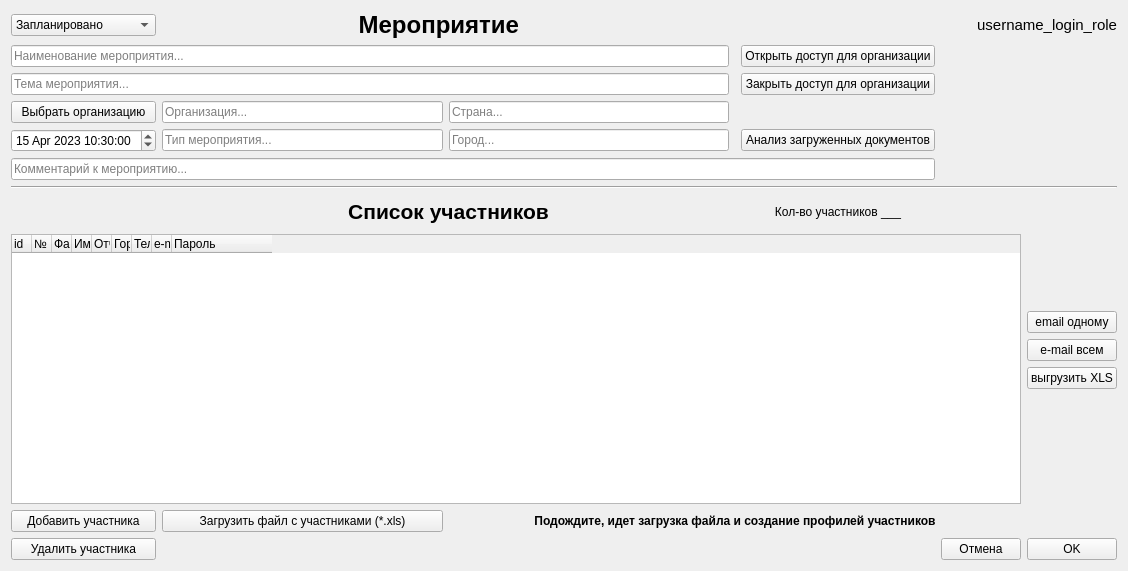
Qt form Ui_designer/Ui_Event.ui (Vsesvet/FastComm) before a commit.
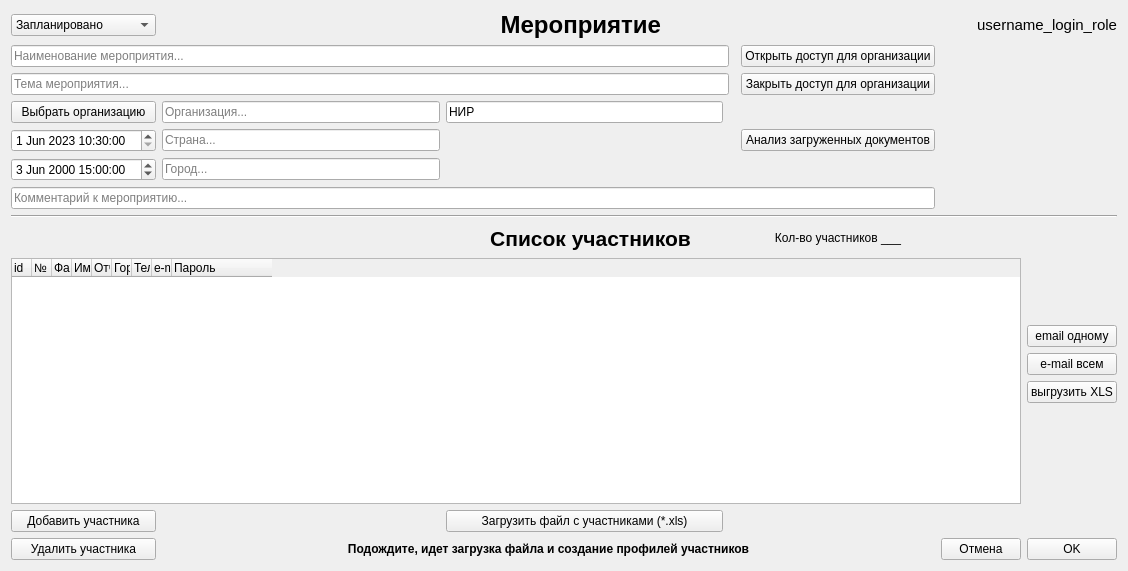
The same form after that commit.

Commit message: Добавлен статус В работе. Изменен период event_DataTime_start (end)

What changed in the file:
```diff
--- a/Ui_designer/Ui_Event.ui
+++ b/Ui_designer/Ui_Event.ui
@@ -14,70 +14,14 @@
    <string>Event</string>
   </property>
   <layout class="QGridLayout" name="gridLayout">
-   <item row="2" column="1" colspan="2">
-    <widget class="QLabel" name="label_Event">
-     <property name="font">
-      <font>
-       <pointsize>18</pointsize>
-       <weight>75</weight>
-       <bold>true</bold>
-       <kerning>true</kerning>
-      </font>
-     </property>
+   <item row="8" column="5">
+    <widget class="QPushButton" name="pushButton_close_access">
      <property name="text">
-      <string>Мероприятие  </string>
+      <string>Закрыть доступ для организации</string>
      </property>
-     <property name="alignment">
-      <set>Qt::AlignCenter</set>
-     </property>
     </widget>
    </item>
-   <item row="11" column="0">
-    <widget class="QDateTimeEdit" name="event_dateTime">
-     <property name="dateTime">
-      <datetime>
-       <hour>10</hour>
-       <minute>30</minute>
-       <second>0</second>
-       <year>2023</year>
-       <month>4</month>
-       <day>15</day>
-      </datetime>
-     </property>
-     <property name="date">
-      <date>
-       <year>2023</year>
-       <month>4</month>
-       <day>15</day>
-      </date>
-     </property>
-    </widget>
-   </item>
-   <item row="7" column="4">
-    <widget class="QPushButton" name="pushButton_open_access">
-     <property name="text">
-      <string>Открыть доступ для организации</string>
-     </property>
-    </widget>
-   </item>
-   <item row="9" column="1">
-    <widget class="QLineEdit" name="lineEdit_selected_organization">
-     <property name="readOnly">
-      <bool>true</bool>
-     </property>
-     <property name="placeholderText">
-      <string>Организация...</string>
-     </property>
-    </widget>
-   </item>
-   <item row="24" column="6">
-    <widget class="QPushButton" name="pushButton_ok">
-     <property name="text">
-      <string>OK</string>
-     </property>
-    </widget>
-   </item>
-   <item row="15" column="0" rowspan="8" colspan="6">
+   <item row="17" column="0" rowspan="8" colspan="7">
     <widget class="QTreeWidget" name="tree_event_participants_list">
      <property name="headerHidden">
       <bool>false</bool>
@@ -144,50 +88,31 @@
      </column>
     </widget>
    </item>
-   <item row="24" column="0">
-    <widget class="QPushButton" name="pushButton_del_event_participant">
+   <item row="26" column="6">
+    <widget class="QPushButton" name="pushButton_cancel">
      <property name="text">
-      <string>Удалить участника</string>
+      <string>Отмена</string>
      </property>
     </widget>
    </item>
-   <item row="23" column="1">
-    <widget class="QPushButton" name="pushButton_load_xls">
-     <property name="whatsThis">
-      <string>Активна только если участников = 0</string>
-     </property>
+   <item row="16" column="5">
+    <widget class="QLabel" name="label_total_participants">
      <property name="text">
-      <string>Загрузить файл с участниками (*.xls)</string>
+      <string>Кол-во участников ___</string>
      </property>
+     <property name="alignment">
+      <set>Qt::AlignCenter</set>
+     </property>
     </widget>
    </item>
-   <item row="11" column="1">
-    <widget class="QLineEdit" name="lineEdit_type_event">
+   <item row="8" column="0" colspan="4">
+    <widget class="QLineEdit" name="lineEdit_event_theme">
      <property name="placeholderText">
-      <string>Тип мероприятия...</string>
+      <string>Тема мероприятия...</string>
      </property>
     </widget>
    </item>
-   <item row="2" column="0">
-    <widget class="QComboBox" name="comboBox_event_status">
-     <item>
-      <property name="text">
-       <string>Запланировано</string>
-      </property>
-     </item>
-     <item>
-      <property name="text">
-       <string>Проведено</string>
-      </property>
-     </item>
-     <item>
-      <property name="text">
-       <string>Отменено</string>
-      </property>
-     </item>
-    </widget>
-   </item>
-   <item row="2" column="4" colspan="3">
+   <item row="2" column="5" colspan="3">
     <widget class="QLabel" name="label_username_login_role">
      <property name="enabled">
       <bool>true</bool>
@@ -212,56 +137,150 @@
      </property>
     </widget>
    </item>
-   <item row="12" column="0" colspan="5">
-    <widget class="QLineEdit" name="lineEdit_event_comment">
-     <property name="placeholderText">
-      <string>Комментарий к мероприятию...</string>
+   <item row="15" column="0" colspan="8">
+    <widget class="Line" name="line">
+     <property name="orientation">
+      <enum>Qt::Horizontal</enum>
      </property>
     </widget>
    </item>
-   <item row="11" column="2">
-    <widget class="QLineEdit" name="lineEdit_event_city">
-     <property name="placeholderText">
-      <string>Город...</string>
+   <item row="2" column="2" colspan="2">
+    <widget class="QLabel" name="label_Event">
+     <property name="font">
+      <font>
+       <pointsize>18</pointsize>
+       <weight>75</weight>
+       <bold>true</bold>
+       <kerning>true</kerning>
+      </font>
      </property>
+     <property name="text">
+      <string>Мероприятие  </string>
+     </property>
+     <property name="alignment">
+      <set>Qt::AlignCenter</set>
+     </property>
     </widget>
    </item>
-   <item row="11" column="4">
+   <item row="26" column="7">
+    <widget class="QPushButton" name="pushButton_ok">
+     <property name="text">
+      <string>OK</string>
+     </property>
+    </widget>
+   </item>
+   <item row="2" column="0">
+    <widget class="QComboBox" name="comboBox_event_status">
+     <item>
+      <property name="text">
+       <string>Запланировано</string>
+      </property>
+     </item>
+     <item>
+      <property name="text">
+       <string>В работе</string>
+      </property>
+     </item>
+     <item>
+      <property name="text">
+       <string>Проведено</string>
+      </property>
+     </item>
+     <item>
+      <property name="text">
+       <string>Отменено</string>
+      </property>
+     </item>
+    </widget>
+   </item>
+   <item row="19" column="7">
+    <widget class="QPushButton" name="pushButton_one_email">
+     <property name="text">
+      <string>email одному</string>
+     </property>
+    </widget>
+   </item>
+   <item row="12" column="5">
     <widget class="QPushButton" name="pushButton_analisis_doc">
      <property name="text">
       <string>Анализ загруженных документов</string>
      </property>
     </widget>
    </item>
-   <item row="23" column="0">
+   <item row="20" column="7">
+    <widget class="QPushButton" name="pushButton_email">
+     <property name="text">
+      <string>e-mail всем</string>
+     </property>
+    </widget>
+   </item>
+   <item row="7" column="0" colspan="4">
+    <widget class="QLineEdit" name="lineEdit_event_name">
+     <property name="placeholderText">
+      <string>Наименование мероприятия...</string>
+     </property>
+    </widget>
+   </item>
+   <item row="7" column="5">
+    <widget class="QPushButton" name="pushButton_open_access">
+     <property name="text">
+      <string>Открыть доступ для организации</string>
+     </property>
+    </widget>
+   </item>
+   <item row="10" column="1">
+    <widget class="QLineEdit" name="lineEdit_selected_organization">
+     <property name="readOnly">
+      <bool>true</bool>
+     </property>
+     <property name="placeholderText">
+      <string>Организация...</string>
+     </property>
+    </widget>
+   </item>
+   <item row="25" column="0">
     <widget class="QPushButton" name="pushButton_add_event_participant">
      <property name="text">
       <string>Добавить участника</string>
      </property>
     </widget>
    </item>
-   <item row="8" column="4">
-    <widget class="QPushButton" name="pushButton_close_access">
-     <property name="text">
-      <string>Закрыть доступ для организации</string>
-     </property>
-    </widget>
-   </item>
-   <item row="19" column="6">
+   <item row="21" column="7">
     <widget class="QPushButton" name="pushButton_download_xls">
      <property name="text">
       <string>выгрузить XLS</string>
      </property>
     </widget>
    </item>
-   <item row="7" column="0" colspan="3">
-    <widget class="QLineEdit" name="lineEdit_event_name">
-     <property name="placeholderText">
-      <string>Наименование мероприятия...</string>
+   <item row="12" column="0">
+    <widget class="QDateTimeEdit" name="event_DateTime_start">
+     <property name="dateTime">
+      <datetime>
+       <hour>10</hour>
+       <minute>30</minute>
+       <second>0</second>
+       <year>2023</year>
+       <month>6</month>
+       <day>1</day>
+      </datetime>
      </property>
+     <property name="date">
+      <date>
+       <year>2023</year>
+       <month>6</month>
+       <day>1</day>
+      </date>
+     </property>
     </widget>
    </item>
-   <item row="14" column="1" colspan="3">
+   <item row="26" column="0">
+    <widget class="QPushButton" name="pushButton_del_event_participant">
+     <property name="text">
+      <string>Удалить участника</string>
+     </property>
+    </widget>
+   </item>
+   <item row="16" column="2" colspan="3">
     <widget class="QLabel" name="label_list_participants">
      <property name="font">
       <font>
@@ -278,81 +297,94 @@
      </property>
     </widget>
    </item>
-   <item row="24" column="5">
-    <widget class="QPushButton" name="pushButton_cancel">
+   <item row="26" column="1" colspan="5">
+    <widget class="QLabel" name="label_wait_load_xls">
+     <property name="font">
+      <font>
+       <weight>75</weight>
+       <bold>true</bold>
+      </font>
+     </property>
+     <property name="autoFillBackground">
+      <bool>true</bool>
+     </property>
      <property name="text">
-      <string>Отмена</string>
+      <string>Подождите, идет загрузка файла и создание профилей участников</string>
      </property>
+     <property name="alignment">
+      <set>Qt::AlignCenter</set>
+     </property>
     </widget>
    </item>
-   <item row="13" column="0" colspan="7">
-    <widget class="Line" name="line">
-     <property name="orientation">
-      <enum>Qt::Horizontal</enum>
+   <item row="14" column="0" colspan="6">
+    <widget class="QLineEdit" name="lineEdit_event_comment">
+     <property name="placeholderText">
+      <string>Комментарий к мероприятию...</string>
      </property>
     </widget>
    </item>
-   <item row="9" column="0">
+   <item row="25" column="2">
+    <widget class="QPushButton" name="pushButton_load_xls">
+     <property name="whatsThis">
+      <string>Активна только если участников = 0</string>
+     </property>
+     <property name="text">
+      <string>Загрузить файл с участниками (*.xls)</string>
+     </property>
+    </widget>
+   </item>
+   <item row="10" column="0">
     <widget class="QPushButton" name="pushButton_select_organization">
      <property name="text">
       <string>Выбрать организацию</string>
      </property>
     </widget>
    </item>
-   <item row="9" column="2">
+   <item row="13" column="0">
+    <widget class="QDateTimeEdit" name="event_DateTime_end">
+     <property name="dateTime">
+      <datetime>
+       <hour>15</hour>
+       <minute>0</minute>
+       <second>0</second>
+       <year>2000</year>
+       <month>6</month>
+       <day>3</day>
+      </datetime>
+     </property>
+     <property name="date">
+      <date>
+       <year>2000</year>
+       <month>6</month>
+       <day>3</day>
+      </date>
+     </property>
+    </widget>
+   </item>
+   <item row="10" column="2">
+    <widget class="QLineEdit" name="lineEdit_type_event">
+     <property name="text">
+      <string>НИР</string>
+     </property>
+     <property name="placeholderText">
+      <string>Тип мероприятия...</string>
+     </property>
+    </widget>
+   </item>
+   <item row="12" column="1">
     <widget class="QLineEdit" name="lineEdit_event_country">
+     <property name="text">
+      <string/>
+     </property>
      <property name="placeholderText">
       <string>Страна...</string>
      </property>
     </widget>
    </item>
-   <item row="8" column="0" colspan="3">
-    <widget class="QLineEdit" name="lineEdit_event_theme">
+   <item row="13" column="1">
+    <widget class="QLineEdit" name="lineEdit_event_city">
      <property name="placeholderText">
-      <string>Тема мероприятия...</string>
-     </property>
-    </widget>
-   </item>
-   <item row="14" column="4">
-    <widget class="QLabel" name="label_total_participants">
-     <property name="text">
-      <string>Кол-во участников ___</string>
-     </property>
-     <property name="alignment">
-      <set>Qt::AlignCenter</set>
-     </property>
-    </widget>
-   </item>
-   <item row="18" column="6">
-    <widget class="QPushButton" name="pushButton_email">
-     <property name="text">
-      <string>e-mail всем</string>
-     </property>
-    </widget>
-   </item>
-   <item row="17" column="6">
-    <widget class="QPushButton" name="pushButton_one_email">
-     <property name="text">
-      <string>email одному</string>
-     </property>
-    </widget>
-   </item>
-   <item row="23" column="2" colspan="4">
-    <widget class="QLabel" name="label_wait_load_xls">
-     <property name="font">
-      <font>
-       <weight>75</weight>
-       <bold>true</bold>
-      </font>
-     </property>
-     <property name="autoFillBackground">
-      <bool>true</bool>
-     </property>
-     <property name="text">
-      <string>Подождите, идет загрузка файла и создание профилей участников</string>
-     </property>
-     <property name="alignment">
-      <set>Qt::AlignCenter</set>
+      <string>Город...</string>
      </property>
     </widget>
    </item>
```
Left out of the diff: 7 changed lines with no effect on the pictures. The commit also changes 7 other files.
